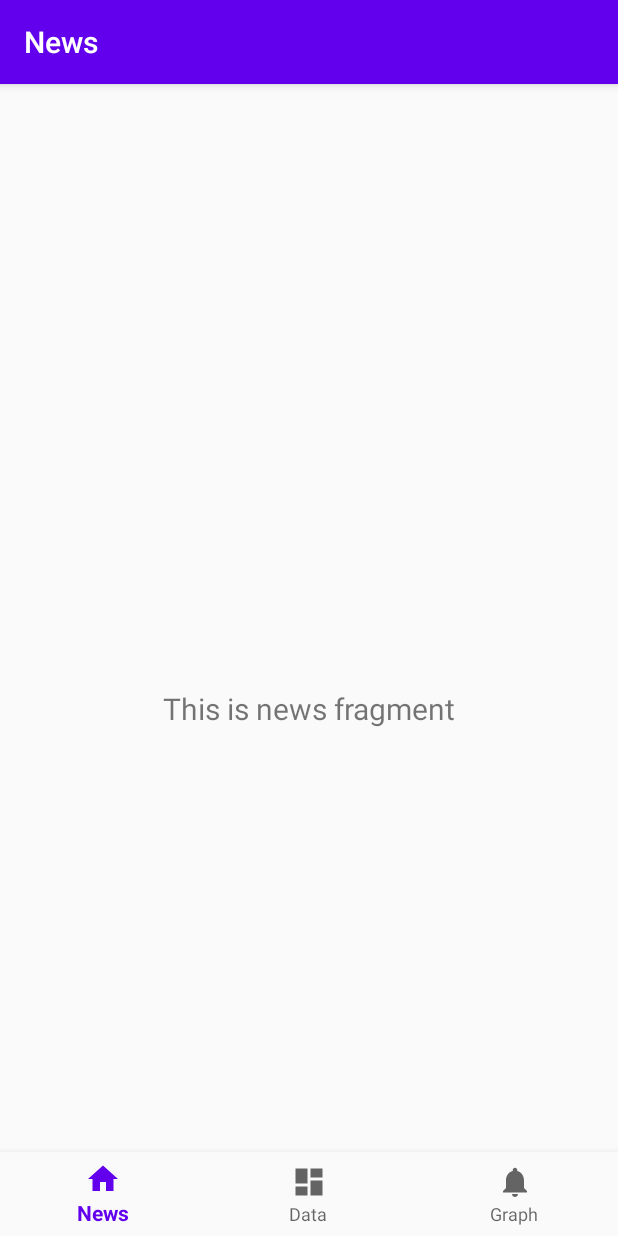
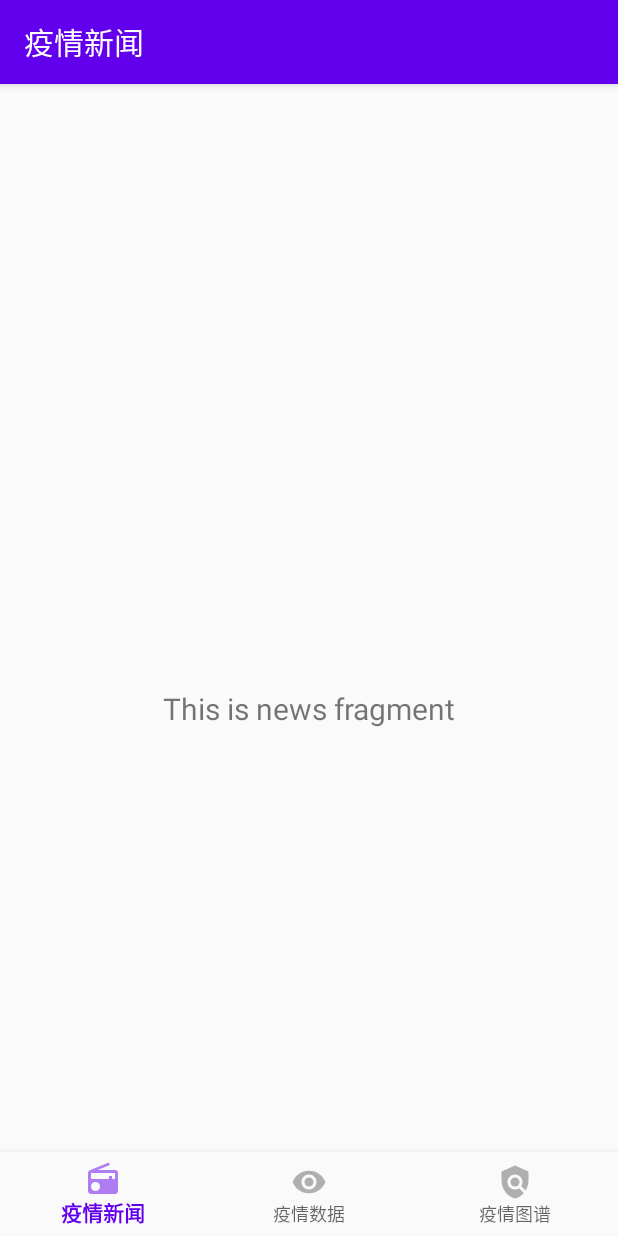
Before and after one commit to youyl/SysCOVID19, an Android app: the screen it shows after launch (MainActivity), on a phone screen of 412 x 824 dp. Run offline under Robolectric (Android 15) with nearby library versions, the phone set to English and light mode, and no system bars; our stand-ins replace navigation-ui.

Commit message:
icon update

```diff
--- /dev/null
+++ b/app/src/main/res/drawable/ic_baseline_policy_24.xml
@@ -0,0 +1,6 @@
+<vector android:alpha="0.5" android:height="24dp"
+    android:tint="?attr/colorControlNormal" android:viewportHeight="24"
+    android:viewportWidth="24" android:width="24dp" xmlns:android="http://schemas.android.com/apk/res/android">
+    <path android:fillColor="@android:color/white" android:pathData="M21,5l-9,-4L3,5v6c0,5.55 3.84,10.74 9,12c2.3,-0.56 4.33,-1.9 5.88,-3.71l-3.12,-3.12c-1.94,1.29 -4.58,1.07 -6.29,-0.64c-1.95,-1.95 -1.95,-5.12 0,-7.07c1.95,-1.95 5.12,-1.95 7.07,0c1.71,1.71 1.92,4.35 0.64,6.29l2.9,2.9C20.29,15.69 21,13.38 21,11V5z"/>
+    <path android:fillColor="@android:color/white" android:pathData="M12,12m-3,0a3,3 0,1 1,6 0a3,3 0,1 1,-6 0"/>
+</vector>
--- /dev/null
+++ b/app/src/main/res/drawable/ic_baseline_radio_24.xml
@@ -0,0 +1,5 @@
+<vector android:alpha="0.5" android:height="24dp"
+    android:tint="?attr/colorControlNormal" android:viewportHeight="24"
+    android:viewportWidth="24" android:width="24dp" xmlns:android="http://schemas.android.com/apk/res/android">
+    <path android:fillColor="@android:color/white" android:pathData="M3.24,6.15C2.51,6.43 2,7.17 2,8v12c0,1.1 0.89,2 2,2h16c1.11,0 2,-0.9 2,-2L22,8c0,-1.11 -0.89,-2 -2,-2L8.3,6l8.26,-3.34L15.88,1 3.24,6.15zM7,20c-1.66,0 -3,-1.34 -3,-3s1.34,-3 3,-3 3,1.34 3,3 -1.34,3 -3,3zM20,12h-2v-2h-2v2L4,12L4,8h16v4z"/>
+</vector>
--- /dev/null
+++ b/app/src/main/res/drawable/ic_baseline_remove_red_eye_24.xml
@@ -0,0 +1,5 @@
+<vector android:alpha="0.5" android:height="24dp"
+    android:tint="?attr/colorControlNormal" android:viewportHeight="24"
+    android:viewportWidth="24" android:width="24dp" xmlns:android="http://schemas.android.com/apk/res/android">
+    <path android:fillColor="@android:color/white" android:pathData="M12,4.5C7,4.5 2.73,7.61 1,12c1.73,4.39 6,7.5 11,7.5s9.27,-3.11 11,-7.5c-1.73,-4.39 -6,-7.5 -11,-7.5zM12,17c-2.76,0 -5,-2.24 -5,-5s2.24,-5 5,-5 5,2.24 5,5 -2.24,5 -5,5zM12,9c-1.66,0 -3,1.34 -3,3s1.34,3 3,3 3,-1.34 3,-3 -1.34,-3 -3,-3z"/>
+</vector>
--- a/app/src/main/res/drawable/ic_data_black_24dp.xml
+++ /dev/null
@@ -1,9 +0,0 @@
-<vector xmlns:android="http://schemas.android.com/apk/res/android"
-    android:width="24dp"
-    android:height="24dp"
-    android:viewportWidth="24.0"
-    android:viewportHeight="24.0">
-    <path
-        android:fillColor="#FF000000"
-        android:pathData="M3,13h8L11,3L3,3v10zM3,21h8v-6L3,15v6zM13,21h8L21,11h-8v10zM13,3v6h8L21,3h-8z" />
-</vector>
--- a/app/src/main/res/drawable/ic_graph_black_24dp.xml
+++ /dev/null
@@ -1,9 +0,0 @@
-<vector xmlns:android="http://schemas.android.com/apk/res/android"
-    android:width="24dp"
-    android:height="24dp"
-    android:viewportWidth="24.0"
-    android:viewportHeight="24.0">
-    <path
-        android:fillColor="#FF000000"
-        android:pathData="M12,22c1.1,0 2,-0.9 2,-2h-4c0,1.1 0.89,2 2,2zM18,16v-5c0,-3.07 -1.64,-5.64 -4.5,-6.32L13.5,4c0,-0.83 -0.67,-1.5 -1.5,-1.5s-1.5,0.67 -1.5,1.5v0.68C7.63,5.36 6,7.92 6,11v5l-2,2v1h16v-1l-2,-2z" />
-</vector>
--- a/app/src/main/res/drawable/ic_news_black_24dp.xml
+++ /dev/null
@@ -1,9 +0,0 @@
-<vector xmlns:android="http://schemas.android.com/apk/res/android"
-    android:width="24dp"
-    android:height="24dp"
-    android:viewportWidth="24.0"
-    android:viewportHeight="24.0">
-    <path
-        android:fillColor="#FF000000"
-        android:pathData="M10,20v-6h4v6h5v-8h3L12,3 2,12h3v8z" />
-</vector>
--- a/app/src/main/res/menu/bottom_nav_menu.xml
+++ b/app/src/main/res/menu/bottom_nav_menu.xml
@@ -3,17 +3,17 @@
 
     <item
         android:id="@+id/navigation_news"
-        android:icon="@drawable/ic_news_black_24dp"
+        android:icon="@drawable/ic_baseline_radio_24"
         android:title="@string/title_news" />
 
     <item
         android:id="@+id/navigation_data"
-        android:icon="@drawable/ic_data_black_24dp"
+        android:icon="@drawable/ic_baseline_remove_red_eye_24"
         android:title="@string/title_data" />
 
     <item
         android:id="@+id/navigation_graph"
-        android:icon="@drawable/ic_graph_black_24dp"
+        android:icon="@drawable/ic_baseline_policy_24"
         android:title="@string/title_graph" />
 
 </menu>
--- a/app/src/main/res/values/strings.xml
+++ b/app/src/main/res/values/strings.xml
@@ -1,7 +1,7 @@
 <resources>
     <string name="app_name">SysCOVID19</string>
     <string name="title_activity_main">MainActivity</string>
-    <string name="title_news">News</string>
-    <string name="title_data">Data</string>
-    <string name="title_graph">Graph</string>
+    <string name="title_news">疫情新闻</string>
+    <string name="title_data">疫情数据</string>
+    <string name="title_graph">疫情图谱</string>
 </resources>
```
